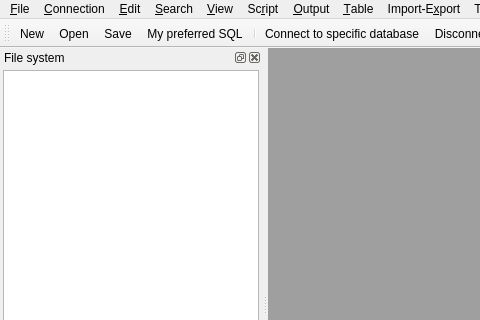
Above: source/qtdesigner/MSql_editor_win1_ui.ui from MValaguz/MSql before the change; both pictures show x 0 to 480 and y 0 to 320 of the 1250 by 581 pixel window. Below: the same form after it.
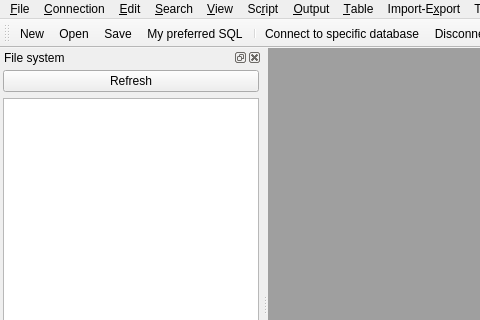
That is the form after the change. Icons and pictures are not drawn. Custom widgets are drawn as their Qt base class.

Patch:
```diff
--- a/source/qtdesigner/MSql_editor_win1_ui.ui
+++ b/source/qtdesigner/MSql_editor_win1_ui.ui
@@ -732,9 +732,20 @@
      <property name="horizontalSpacing">
       <number>4</number>
      </property>
-     <item row="0" column="0">
+     <item row="1" column="0">
       <widget class="QTreeView" name="o_file_system"/>
      </item>
+     <item row="0" column="0">
+      <widget class="QPushButton" name="b_refresh">
+       <property name="text">
+        <string>Refresh</string>
+       </property>
+       <property name="icon">
+        <iconset resource="resource.qrc">
+         <normaloff>:/icons/icons/refresh.png</normaloff>:/icons/icons/refresh.png</iconset>
+       </property>
+      </widget>
+     </item>
     </layout>
    </widget>
   </widget>
```
Left out of the diff: 21 changed lines with no effect on the pictures.
